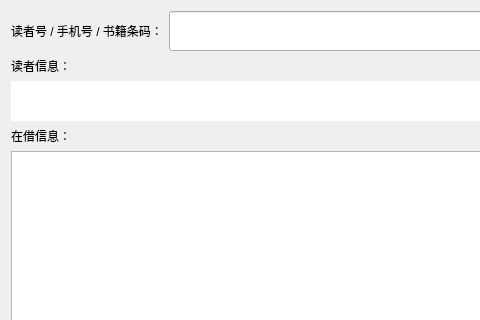
Old version of the form src/ReturnBookForm.ui in the repository zhiweij1/LibrarySystem; both pictures show x 0 to 480 and y 0 to 320 of the 1070 by 820 pixel window.
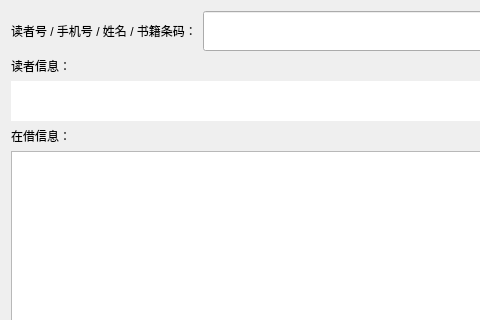
New version of the form.

The edit to the form file:
```diff
--- a/src/ReturnBookForm.ui
+++ b/src/ReturnBookForm.ui
@@ -25,7 +25,7 @@
         </size>
        </property>
        <property name="text">
-        <string>读者号 / 手机号 / 书籍条码：</string>
+        <string>读者号 / 手机号 / 姓名 / 书籍条码：</string>
        </property>
       </widget>
      </item>
```
